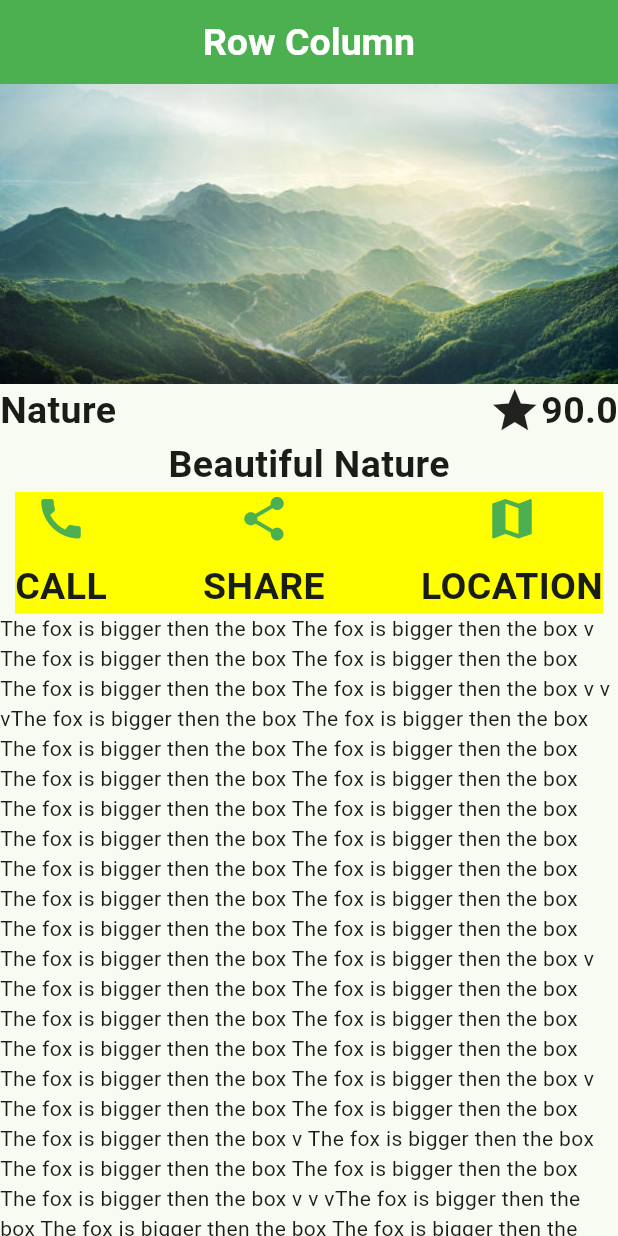
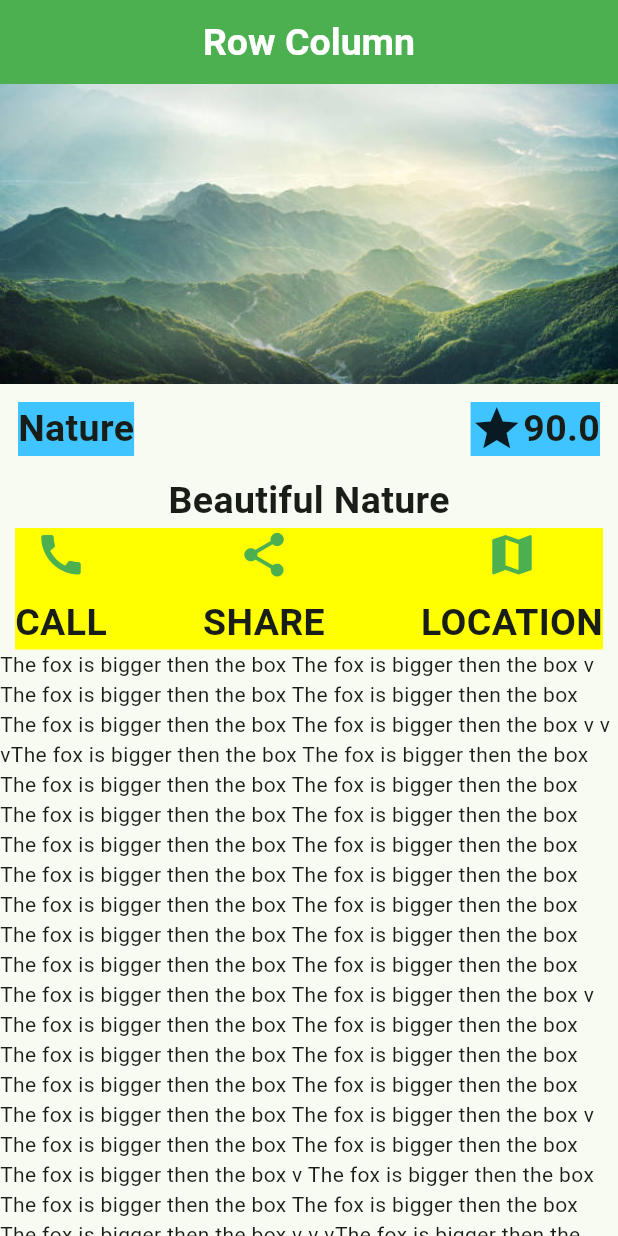
Before and after one commit to KefayetUllah/Flutter-Application, a Flutter app: the screen it shows after launch, on a phone screen of 412 x 824 dp. Run offline on Flutter 3.47's test engine with Material 3 defaults, Android fonts, the phone set to English and light mode, and no system bars.

Commit message:
UI Design With Row Column

```diff
--- a/lib/main.dart
+++ b/lib/main.dart
@@ -11,6 +11,7 @@ class MyApp extends StatelessWidget {
   @override
   Widget build(BuildContext context) {
     return MaterialApp(
+      debugShowCheckedModeBanner: false,
       title: 'Flutter Demo',
       theme: ThemeData(
         colorScheme: ColorScheme.fromSeed(seedColor: Colors.green),
--- a/lib/row_column.dart
+++ b/lib/row_column.dart
@@ -33,11 +33,18 @@ class _RowColumnState extends State<RowColumn> {
             Row(
               mainAxisAlignment: MainAxisAlignment.spaceBetween,
               children: [
-                Text(
+                Container(
+                  color: Colors.lightBlueAccent,
+                  margin: EdgeInsets.all(12),
+                  child: Text(
                     "Nature",
                     style: TextStyle(fontSize: 25, fontWeight: FontWeight.bold),
                   ),
-                Row(
+                ),
+                Container(
+                  color: Colors.lightBlueAccent,
+                  margin: EdgeInsets.all(12),
+                  child: Row(
                     children: [
                       Icon(Icons.star, size: 35.0),
                       Text(
@@ -48,6 +55,7 @@ class _RowColumnState extends State<RowColumn> {
                         ),
                       ),
                     ],
+                  ),
                 ),
               ],
             ),
```
Lines whose indentation alone changed are shown as unchanged.
